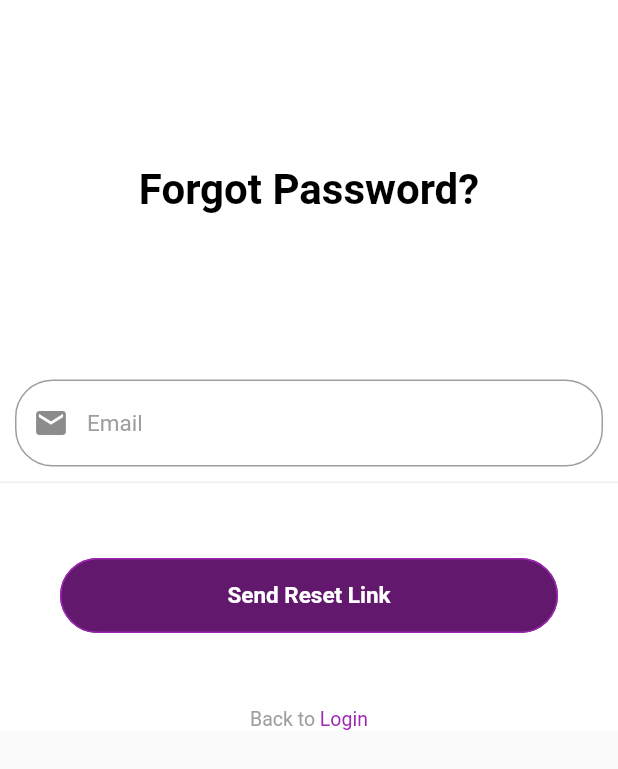
After one commit to rabbanee/borrowing, a Flutter app: the screen it shows after launch, after a tap on "Register", after a tap on "Login", after a tap on "Forgot Password?", on a phone screen of 412 x 824 dp. The commit adds this screen. Shown: the top 769 px of the screen. Run offline on Flutter 3.47's test engine with Material 2 defaults, Android fonts, the phone set to English and light mode, and no system bars; our stand-ins replace bloc, email_validator, equatable, flutter_bloc, flutter_secure_storage, formz; accounts and stored records are empty.

Commit message:
update register (parent email has been live and fix validation) and add forgot password.

```diff
--- a/lib/bloc/bloc.dart
+++ b/lib/bloc/bloc.dart
@@ -1,3 +1,4 @@
+export 'forgot_password/forgot_password_bloc.dart';
 export 'authentication/authentication_bloc.dart';
 export 'login/login_bloc.dart';
 export 'register/register_bloc.dart';
--- /dev/null
+++ b/lib/bloc/forgot_password/forgot_password_bloc.dart
@@ -0,0 +1,65 @@
+import 'dart:async';
+
+import 'package:authentication_repository/authentication_repository.dart';
+import 'package:bloc/bloc.dart';
+import 'package:equatable/equatable.dart';
+import 'package:formz/formz.dart';
+import 'package:borrowing/models/models.dart';
+import 'package:meta/meta.dart';
+
+part 'forgot_password_event.dart';
+part 'forgot_password_state.dart';
+
+class ForgotPasswordBloc
+    extends Bloc<ForgotPasswordEvent, ForgotPasswordState> {
+  ForgotPasswordBloc({
+    @required AuthenticationRepository authenticationRepository,
+  })  : assert(authenticationRepository != null),
+        _authenticationRepository = authenticationRepository,
+        super(const ForgotPasswordState());
+
+  final AuthenticationRepository _authenticationRepository;
+
+  @override
+  Stream<ForgotPasswordState> mapEventToState(
+    ForgotPasswordEvent event,
+  ) async* {
+    if (event is ForgotPasswordEmailChanged) {
+      yield _mapEmailChangedToState(event, state);
+    } else if (event is ForgotPasswordSubmitted) {
+      yield* _mapForgotPasswordSubmittedToState(event, state);
+    }
+  }
+
+  ForgotPasswordState _mapEmailChangedToState(
+    ForgotPasswordEmailChanged event,
+    ForgotPasswordState state,
+  ) {
+    final email = Email.dirty(event.email);
+    return state.copyWith(
+      email: email,
+      status: Formz.validate([email]),
+    );
+  }
+
+  Stream<ForgotPasswordState> _mapForgotPasswordSubmittedToState(
+    ForgotPasswordSubmitted event,
+    ForgotPasswordState state,
+  ) async* {
+    if (state.status.isValidated) {
+      yield state.copyWith(status: FormzStatus.submissionInProgress);
+      try {
+        String response = await _authenticationRepository.resetPassword(
+          email: state.email.value,
+        );
+        if (response == 'error') {
+          yield state.copyWith(status: FormzStatus.submissionFailure);
+        } else {
+          yield state.copyWith(status: FormzStatus.submissionSuccess);
+        }
+      } on Exception catch (_) {
+        yield state.copyWith(status: FormzStatus.submissionFailure);
+      }
+    }
+  }
+}
--- /dev/null
+++ b/lib/bloc/forgot_password/forgot_password_event.dart
@@ -0,0 +1,21 @@
+part of 'forgot_password_bloc.dart';
+
+abstract class ForgotPasswordEvent extends Equatable {
+  const ForgotPasswordEvent();
+
+  @override
+  List<Object> get props => [];
+}
+
+class ForgotPasswordEmailChanged extends ForgotPasswordEvent {
+  const ForgotPasswordEmailChanged(this.email);
+
+  final String email;
+
+  @override
+  List<Object> get props => [email];
+}
+
+class ForgotPasswordSubmitted extends ForgotPasswordEvent {
+  const ForgotPasswordSubmitted();
+}
--- /dev/null
+++ b/lib/bloc/forgot_password/forgot_password_state.dart
@@ -0,0 +1,24 @@
+part of 'forgot_password_bloc.dart';
+
+class ForgotPasswordState extends Equatable {
+  const ForgotPasswordState({
+    this.status = FormzStatus.pure,
+    this.email = const Email.pure(),
+  });
+
+  final FormzStatus status;
+  final Email email;
+
+  ForgotPasswordState copyWith({
+    FormzStatus status,
+    Email email,
+  }) {
+    return ForgotPasswordState(
+      status: status ?? this.status,
+      email: email ?? this.email,
+    );
+  }
+
+  @override
+  List<Object> get props => [status, email];
+}
--- /dev/null
+++ b/lib/views/components/forgot_password_form.dart
@@ -0,0 +1,161 @@
+part of '../views.dart';
+
+class ForgotPasswordForm extends StatelessWidget {
+  @override
+  Widget build(BuildContext context) {
+    return BlocListener<ForgotPasswordBloc, ForgotPasswordState>(
+      listener: (context, state) {
+        if (state.status.isSubmissionFailure) {
+          Scaffold.of(context)
+            ..hideCurrentSnackBar()
+            ..showSnackBar(
+              const SnackBar(content: Text('Failed to send reset link')),
+            );
+        }
+        if (state.status.isSubmissionSuccess) {
+          Scaffold.of(context)
+            ..hideCurrentSnackBar()
+            ..showSnackBar(
+              const SnackBar(
+                content: Text(
+                    'Successfully send reset link! please check your email!'),
+              ),
+            );
+        }
+      },
+      child: Column(
+        crossAxisAlignment: CrossAxisAlignment.center,
+        children: [
+          SizedBox(height: 50),
+          Padding(
+            padding: EdgeInsets.all(60),
+            child: Column(
+              crossAxisAlignment: CrossAxisAlignment.start,
+              children: [
+                Text(
+                  "Forgot Password?",
+                  style: TextStyle(
+                      color: Colors.black,
+                      fontSize: 28,
+                      fontWeight: FontWeight.bold),
+                ),
+              ],
+            ),
+          ),
+          Column(
+            children: [
+              SizedBox(height: 40),
+              Container(
+                  child: Column(
+                children: [
+                  Container(
+                      padding: EdgeInsets.all(10),
+                      decoration: BoxDecoration(
+                          border: Border(
+                              bottom: BorderSide(color: Colors.grey[200]))),
+                      child: _EmailInput3()),
+                  SizedBox(height: 50),
+                  _ForgotPasswordButton(),
+                  SizedBox(height: 50),
+                  Row(
+                    mainAxisAlignment: MainAxisAlignment.center,
+                    children: [
+                      Text("Back to ",
+                          style: TextStyle(color: Colors.grey, fontSize: 13)),
+                      GestureDetector(
+                        onTap: () {
+                          Navigator.pushAndRemoveUntil(
+                            context,
+                            MaterialPageRoute(
+                                builder: (context) => LoginPage()),
+                            (route) => false,
+                          );
+                        },
+                        child: Text(
+                          "Login",
+                          style: TextStyle(color: Colors.purple, fontSize: 13),
+                        ),
+                      ),
+                    ],
+                  )
+                ],
+              ))
+            ],
+          ),
+        ],
+      ),
+    );
+  }
+}
+
+class _EmailInput3 extends StatelessWidget {
+  @override
+  Widget build(BuildContext context) {
+    return BlocBuilder<ForgotPasswordBloc, ForgotPasswordState>(
+      buildWhen: (previous, current) => previous.email != current.email,
+      builder: (context, state) {
+        return TextField(
+          key: const Key('loginForm_emailInput_textField'),
+          onChanged: (email) => context
+              .read<ForgotPasswordBloc>()
+              .add(ForgotPasswordEmailChanged(email)),
+          decoration: InputDecoration(
+            prefixIcon: Icon(Icons.email),
+            hintText: "Email",
+            hintStyle: TextStyle(color: Colors.grey),
+            fillColor: Colors.white,
+            border: OutlineInputBorder(
+              borderRadius: BorderRadius.circular(25),
+              borderSide: BorderSide(color: Colors.grey),
+            ),
+            errorText: state.email.invalid ? 'invalid email' : null,
+          ),
+          style: TextStyle(fontSize: 15),
+        );
+      },
+    );
+  }
+}
+
+class _ForgotPasswordButton extends StatelessWidget {
+  @override
+  Widget build(BuildContext context) {
+    return BlocBuilder<ForgotPasswordBloc, ForgotPasswordState>(
+      buildWhen: (previous, current) => previous.status != current.status,
+      builder: (context, state) {
+        return state.status.isSubmissionInProgress
+            ? const CircularProgressIndicator()
+            : Container(
+                height: 50,
+                margin: EdgeInsets.symmetric(horizontal: 40),
+                width: double.infinity,
+                decoration: BoxDecoration(
+                    borderRadius: BorderRadius.circular(50),
+                    color: Colors.purple),
+                child: RaisedButton(
+                  key: const Key('forgotPasswordForm_continue_raisedButton'),
+                  color: Colors.purple,
+                  shape: RoundedRectangleBorder(
+                    borderRadius: BorderRadius.circular(50),
+                    side: BorderSide(color: Colors.purple),
+                  ),
+                  child: const Text(
+                    'Send Reset Link',
+                    style: TextStyle(
+                        color: Colors.white,
+                        fontWeight: FontWeight.bold,
+                        fontSize: 15),
+                  ),
+                  onPressed: state.status.isValidated
+                      ? () {
+                          context
+                              .read<ForgotPasswordBloc>()
+                              .add(const ForgotPasswordSubmitted());
+                        }
+                      : null,
+                ),
+              );
+      },
+    );
+  }
+}
--- a/lib/views/components/login_form.dart
+++ b/lib/views/components/login_form.dart
@@ -63,7 +63,7 @@ class LoginForm extends StatelessWidget {
                       mainAxisAlignment: MainAxisAlignment.center,
                       children: [
                         Text(
-                          "create account ",
+                          "Don't have an account? ",
                           style: TextStyle(color: Colors.grey, fontSize: 13),
                         ),
                         GestureDetector(
@@ -81,7 +81,21 @@ class LoginForm extends StatelessWidget {
                                   TextStyle(color: Colors.purple, fontSize: 13),
                             )),
                       ],
-                    )
+                    ),
+                    SizedBox(height: 30),
+                    GestureDetector(
+                        onTap: () {
+                          Navigator.pushAndRemoveUntil(
+                            context,
+                            MaterialPageRoute(
+                                builder: (context) => ForgotPasswordPage()),
+                            (route) => false,
+                          );
+                        },
+                        child: Text(
+                          "Forgot Password?",
+                          style: TextStyle(color: Colors.purple, fontSize: 13),
+                        )),
                   ],
                 ),
               )
--- a/lib/views/components/regis_form.dart
+++ b/lib/views/components/regis_form.dart
@@ -1,14 +1,9 @@
 part of '../views.dart';
 
-class RegisterForm extends StatefulWidget{
+class RegisterForm extends StatefulWidget {
   @override
   _Register createState() => _Register();
 }
-
-// ignore: non_constant_identifier_names
-Container _ParentEmailControl = Container(
-  child: Text(''),
-);
 
 class _Register extends State<RegisterForm> {
   @override
@@ -22,6 +17,15 @@ class _Register extends State<RegisterForm> {
               const SnackBar(content: Text('Authentication Failure')),
             );
         }
+        if (state.status.isSubmissionSuccess) {
+          Scaffold.of(context)
+            ..hideCurrentSnackBar()
+            ..showSnackBar(
+              const SnackBar(
+                  content: Text(
+                      'Registration Success! please check your email for verification.')),
+            );
+        }
       },
       child: Column(
         crossAxisAlignment: CrossAxisAlignment.center,
@@ -32,7 +36,8 @@ class _Register extends State<RegisterForm> {
             child: Column(
               crossAxisAlignment: CrossAxisAlignment.start,
               children: [
-                Text("Register",
+                Text(
+                  "Register",
                   style: TextStyle(
                     color: Colors.black,
                     fontSize: 30,
@@ -84,7 +89,14 @@ class _Register extends State<RegisterForm> {
                               bottom: BorderSide(color: Colors.grey[200]))),
                       child: _RoleInput(),
                     ),
-                    _ParentEmailControl,
+                    Container(
+                      padding: EdgeInsets.all(10),
+                      width: double.infinity,
+                      decoration: BoxDecoration(
+                          border: Border(
+                              bottom: BorderSide(color: Colors.grey[200]))),
+                      child: _ParentEmailInput(),
+                    ),
                     SizedBox(height: 30),
                     _RegisterButton(),
                     SizedBox(height: 50),
@@ -97,18 +109,24 @@ class _Register extends State<RegisterForm> {
                           onTap: () {
                             Navigator.pushAndRemoveUntil(
                               context,
-                              MaterialPageRoute(builder: (context) => LoginPage()),
+                              MaterialPageRoute(
+                                  builder: (context) => LoginPage()),
                               (route) => false,
                             );
                           },
                           child: Text(
                             "Login",
-                            style: TextStyle(color: Colors.purple, fontSize: 13, decoration: TextDecoration.underline),
+                            style: TextStyle(
+                                color: Colors.purple,
+                                fontSize: 13,
+                                decoration: TextDecoration.underline),
                           ),
                         )
                       ],
                     ),
-                    SizedBox(height: 30.0,),
+                    SizedBox(
+                      height: 30.0,
+                    ),
                   ],
                 ),
               ),
@@ -138,23 +156,6 @@ class _RoleForm extends State<_RoleInput> {
           value: _roleItem,
           onChanged: (role) {
             context.read<RegisterBloc>().add(RegisterRoleChanged(role));
-            if (role == 'student') {
-              setState(() {
-                _ParentEmailControl = Container(
-                  padding: EdgeInsets.all(10),
-                  decoration: BoxDecoration(
-                      border: Border(
-                          bottom: BorderSide(color: Colors.grey[200]))),
-                  child: _ParentEmailInput(),
-                );
-              });
-            } else {
-              setState(() {
-                _ParentEmailControl = Container(
-                  child: Text(''),
-                );
-              });
-            }
             setState(() {
               _roleItem = role;
             });
@@ -237,8 +238,9 @@ class _PasswordInput2 extends StatelessWidget {
       builder: (context, state) {
         return TextField(
           key: const Key('RegisterForm_passwordInput_textField'),
-          onChanged: (password) =>
-              context.read<RegisterBloc>().add(RegisterPasswordChanged(password)),
+          onChanged: (password) => context
+              .read<RegisterBloc>()
+              .add(RegisterPasswordChanged(password)),
           decoration: InputDecoration(
             prefixIcon: Icon(Icons.lock),
             hintText: "Password",
@@ -266,14 +268,19 @@ class _CPasswordInput extends StatelessWidget {
       builder: (context, state) {
         return TextField(
           key: const Key('RegisterForm_cPasswordInput_textField'),
-          onChanged: (cPassword) =>
-              context.read<RegisterBloc>().add(RegisterCPasswordChanged(cPassword)),
+          onChanged: (cPassword) => context
+              .read<RegisterBloc>()
+              .add(RegisterCPasswordChanged(cPassword)),
           decoration: InputDecoration(
             prefixIcon: Icon(Icons.lock_clock),
             hintText: "Confirm Password",
             hintStyle: TextStyle(color: Colors.grey),
             fillColor: Colors.white,
-            errorText: state.cPassword.invalid ? 'invalid password' : (state.cPassword.value != state.password.value) ? 'password not match' : null ,
+            errorText: state.cPassword.invalid
+                ? 'invalid password'
+                : (state.cPassword.value != state.password.value)
+                    ? 'password not match'
+                    : null,
             border: OutlineInputBorder(
               borderRadius: BorderRadius.circular(25),
               borderSide: BorderSide(color: Colors.grey),
@@ -291,12 +298,16 @@ class _ParentEmailInput extends StatelessWidget {
   @override
   Widget build(BuildContext context) {
     return BlocBuilder<RegisterBloc, RegisterState>(
-      buildWhen: (previous, current) => previous.parentEmail != current.parentEmail,
+      buildWhen: (previous, current) =>
+          previous.parentEmail != current.parentEmail ||
+          previous.role != current.role,
       builder: (context, state) {
-        return TextField(
+        return state.role == 'student'
+            ? TextField(
                 key: const Key('RegisterForm_parentEmailInput_textField'),
-          onChanged: (parentEmail) =>
-              context.read<RegisterBloc>().add(RegisterParentEmailChanged(parentEmail)),
+                onChanged: (parentEmail) => context
+                    .read<RegisterBloc>()
+                    .add(RegisterParentEmailChanged(parentEmail)),
                 decoration: InputDecoration(
                   prefixIcon: Icon(Icons.mark_email_unread),
                   hintText: "Parent Email",
@@ -309,7 +320,8 @@ class _ParentEmailInput extends StatelessWidget {
                   errorText: state.parentEmail.invalid ? 'invalid email' : null,
                 ),
                 style: TextStyle(fontSize: 15),
-        );
+              )
+            : Text('');
       },
     );
   }
@@ -346,7 +358,9 @@ class _RegisterButton extends StatelessWidget {
                   ),
                   onPressed: state.status.isValidated
                       ? () {
-              context.read<RegisterBloc>().add(const RegisterSubmitted());
+                          context
+                              .read<RegisterBloc>()
+                              .add(const RegisterSubmitted());
                         }
                       : null,
                 ),
--- /dev/null
+++ b/lib/views/pages/forgot_password.dart
@@ -0,0 +1,26 @@
+part of '../views.dart';
+
+class ForgotPasswordPage extends StatelessWidget {
+  static Route route() {
+    return MaterialPageRoute<void>(builder: (_) => ForgotPasswordPage());
+  }
+
+  Widget build(BuildContext context) {
+    return Scaffold(
+      body: SingleChildScrollView(
+        child: Container(
+          color: Colors.white,
+          child: BlocProvider(
+            create: (context) {
+              return ForgotPasswordBloc(
+                authenticationRepository:
+                    RepositoryProvider.of<AuthenticationRepository>(context),
+              );
+            },
+            child: ForgotPasswordForm(),
+          ),
+        ),
+      ),
+    );
+  }
+}
--- a/lib/views/pages/splash.dart
+++ b/lib/views/pages/splash.dart
@@ -10,7 +10,10 @@ class SplashPage extends StatelessWidget {
     return Scaffold(
       backgroundColor: Color.fromRGBO(172, 13, 206, 1),
       body: Center(
-        child: Image.asset('assets/images/logo_transparent_white.png'),
+        child: Image.asset(
+          'assets/images/logo_transparent_white.png',
+          width: 150,
+        ),
       ),
     );
   }
--- a/lib/views/views.dart
+++ b/lib/views/views.dart
@@ -6,6 +6,7 @@ import 'package:flutter_bloc/flutter_bloc.dart';
 import 'package:borrowing/bloc/bloc.dart';
 import 'package:formz/formz.dart';
 
+part 'components/forgot_password_form.dart';
 part 'components/login_form.dart';
 part 'components/regis_form.dart';
 part 'components/loading_indicator.dart';
@@ -13,3 +14,4 @@ part 'pages/login.dart';
 part 'pages/register.dart';
 part 'pages/splash.dart';
 part 'pages/home.dart';
+part 'pages/forgot_password.dart';
```
Also changed, not shown: lib/bloc/register/register_bloc.dart (+54 -7 lines), lib/views/pages/forgotPassword.dart (deleted, +0 -101 lines), packages/authentication_repository/lib/src/authentication_repository.dart (+23 -3 lines). Lines whose indentation alone changed are shown as unchanged.
